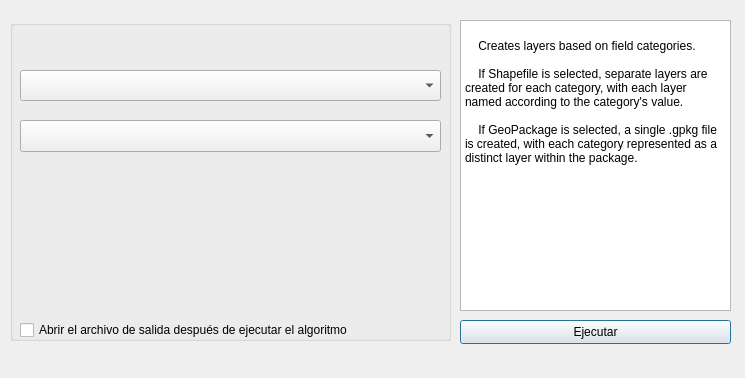
Above: layer_creator_dialog_base.ui from sebastianmr6/QGIS-Plugin-Layer-creator before the change. Below: the same form after it.
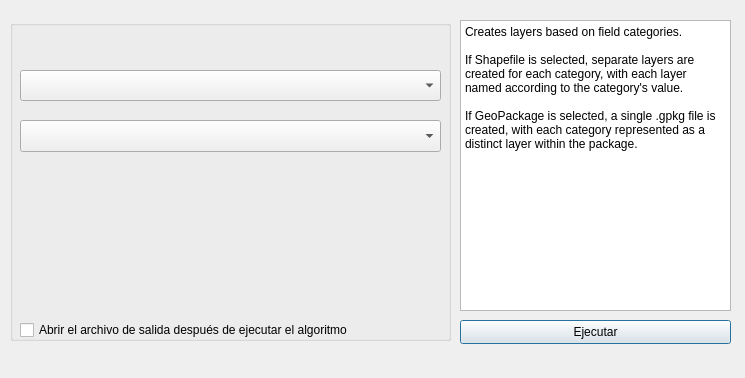
That is the form after the change. Custom widgets are drawn as their Qt base class.

Commit message: update language to english

Diff of the .ui file:
```diff
--- a/layer_creator_dialog_base.ui
+++ b/layer_creator_dialog_base.ui
@@ -98,12 +98,11 @@
     <bool>true</bool>
    </property>
    <property name="plainText">
-    <string>
-    Creates layers based on field categories.
+    <string>Creates layers based on field categories.
 
-    If Shapefile is selected, separate layers are created for each category, with each layer named according to the category's value.
+If Shapefile is selected, separate layers are created for each category, with each layer named according to the category's value.
 
-    If GeoPackage is selected, a single .gpkg file is created, with each category represented as a distinct layer within the package.
+If GeoPackage is selected, a single .gpkg file is created, with each category represented as a distinct layer within the package.
     </string>
    </property>
   </widget>
```
The commit also changes 1 other file.
